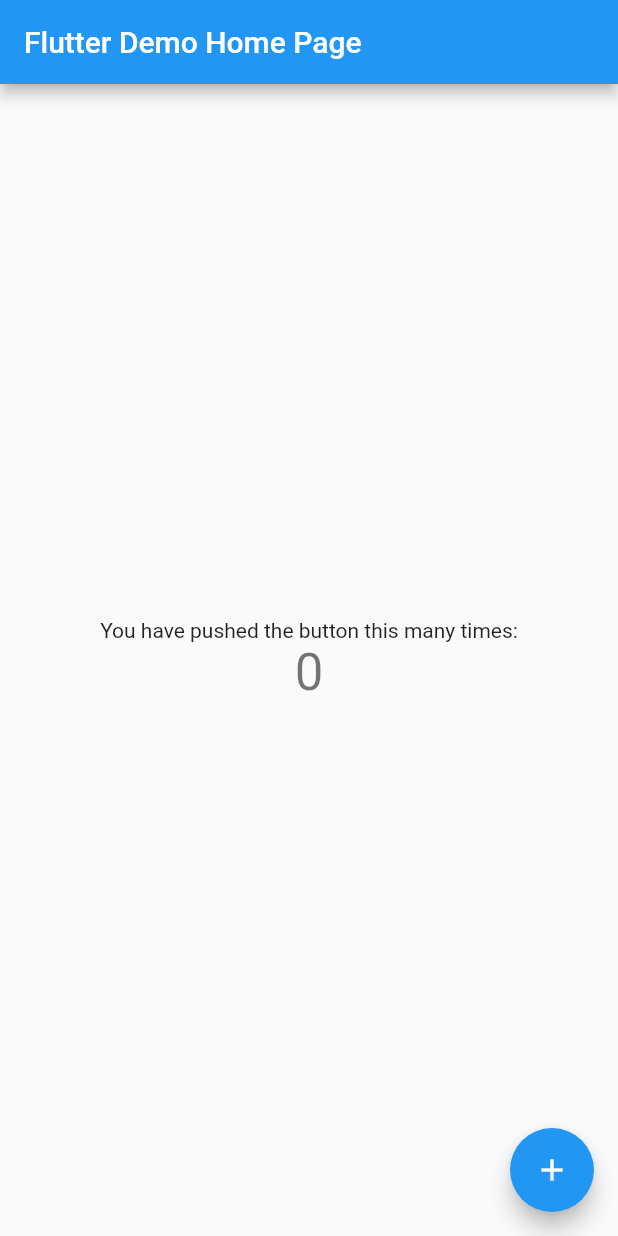
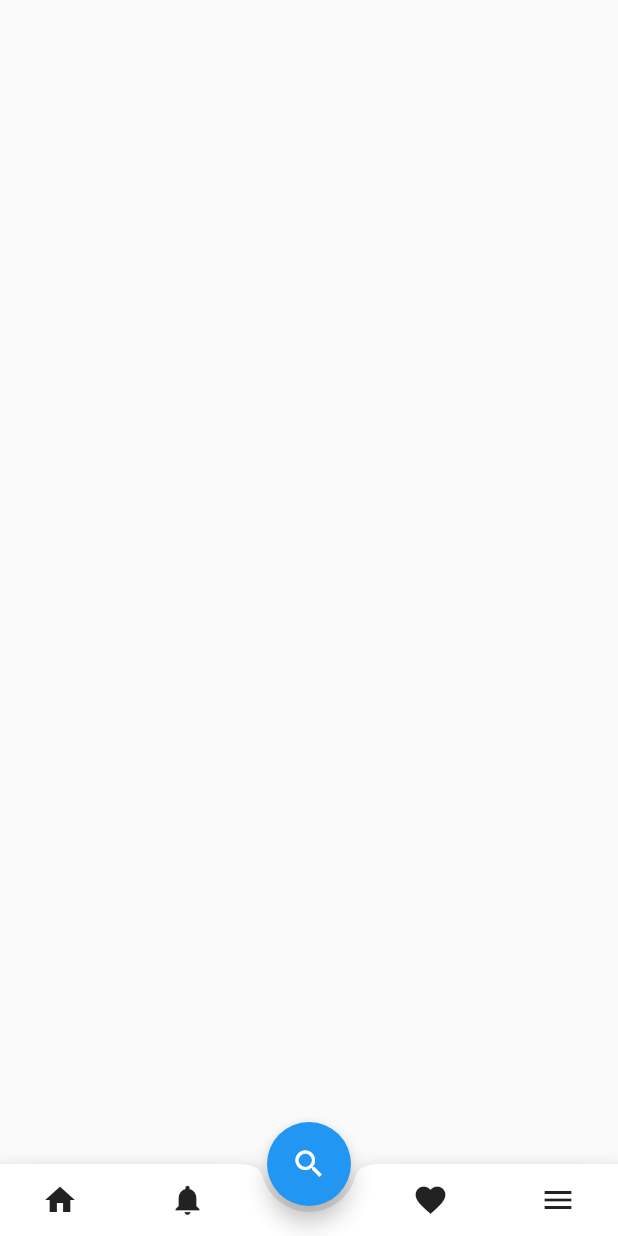
Before and after one commit to 7nohe/flutter_cat_app, a Flutter app: the screen it shows after launch, on a phone screen of 412 x 824 dp. Run offline on Flutter 3.47's test engine with Material 2 defaults, Android fonts, the phone set to English and light mode, and no system bars.

Commit message:
add bottom tabs

```diff
--- a/lib/main.dart
+++ b/lib/main.dart
@@ -7,21 +7,11 @@
 class MyApp extends StatelessWidget {
   const MyApp({Key? key}) : super(key: key);
 
-  // This widget is the root of your application.
   @override
   Widget build(BuildContext context) {
     return MaterialApp(
       title: 'Flutter Demo',
       theme: ThemeData(
-        // This is the theme of your application.
-        //
-        // Try running your application with "flutter run". You'll see the
-        // application has a blue toolbar. Then, without quitting the app, try
-        // changing the primarySwatch below to Colors.green and then invoke
-        // "hot reload" (press "r" in the console where you ran "flutter run",
-        // or simply save your changes to "hot reload" in a Flutter IDE).
-        // Notice that the counter didn't reset back to zero; the application
-        // is not restarted.
         primarySwatch: Colors.blue,
       ),
       home: const MyHomePage(title: 'Flutter Demo Home Page'),
@@ -31,16 +21,6 @@
 
 class MyHomePage extends StatefulWidget {
   const MyHomePage({Key? key, required this.title}) : super(key: key);
-
-  // This widget is the home page of your application. It is stateful, meaning
-  // that it has a State object (defined below) that contains fields that affect
-  // how it looks.
-
-  // This class is the configuration for the state. It holds the values (in this
-  // case the title) provided by the parent (in this case the App widget) and
-  // used by the build method of the State. Fields in a Widget subclass are
-  // always marked "final".
-
   final String title;
 
   @override
@@ -48,68 +28,49 @@
 }
 
 class _MyHomePageState extends State<MyHomePage> {
-  int _counter = 0;
-
-  void _incrementCounter() {
-    setState(() {
-      // This call to setState tells the Flutter framework that something has
-      // changed in this State, which causes it to rerun the build method below
-      // so that the display can reflect the updated values. If we changed
-      // _counter without calling setState(), then the build method would not be
-      // called again, and so nothing would appear to happen.
-      _counter++;
-    });
-  }
-
   @override
   Widget build(BuildContext context) {
-    // This method is rerun every time setState is called, for instance as done
-    // by the _incrementCounter method above.
-    //
-    // The Flutter framework has been optimized to make rerunning build methods
-    // fast, so that you can just rebuild anything that needs updating rather
-    // than having to individually change instances of widgets.
     return Scaffold(
-      appBar: AppBar(
-        // Here we take the value from the MyHomePage object that was created by
-        // the App.build method, and use it to set our appbar title.
-        title: Text(widget.title),
+      body: SafeArea(
+        child: Container(),
+        bottom: false,
       ),
-      body: Center(
-        // Center is a layout widget. It takes a single child and positions it
-        // in the middle of the parent.
-        child: Column(
-          // Column is also a layout widget. It takes a list of children and
-          // arranges them vertically. By default, it sizes itself to fit its
-          // children horizontally, and tries to be as tall as its parent.
-          //
-          // Invoke "debug painting" (press "p" in the console, choose the
-          // "Toggle Debug Paint" action from the Flutter Inspector in Android
-          // Studio, or the "Toggle Debug Paint" command in Visual Studio Code)
-          // to see the wireframe for each widget.
-          //
-          // Column has various properties to control how it sizes itself and
-          // how it positions its children. Here we use mainAxisAlignment to
-          // center the children vertically; the main axis here is the vertical
-          // axis because Columns are vertical (the cross axis would be
-          // horizontal).
-          mainAxisAlignment: MainAxisAlignment.center,
-          children: <Widget>[
-            const Text(
-              'You have pushed the button this many times:',
-            ),
-            Text(
-              '$_counter',
-              style: Theme.of(context).textTheme.headline4,
-            ),
-          ],
+      extendBody: true,
+      floatingActionButton: const FloatingActionButton(
+        onPressed: null,
+        child: Icon(Icons.search),
+      ),
+      floatingActionButtonLocation: FloatingActionButtonLocation.centerDocked,
+      bottomNavigationBar: BottomAppBar(
+        shape: const CircularNotchedRectangle(),
+        notchMargin: 4,
+        clipBehavior: Clip.antiAliasWithSaveLayer,
+        child: Padding(
+          padding: const EdgeInsets.only(left: 16, right: 16),
+          child: Row(
+            mainAxisAlignment: MainAxisAlignment.spaceBetween,
+            children: [
+              IconButton(
+                icon: const Icon(Icons.home),
+                onPressed: () {},
+              ),
+              IconButton(
+                icon: const Icon(Icons.notifications),
+                onPressed: () {},
+              ),
+              const SizedBox(width: 40),
+              IconButton(
+                icon: const Icon(Icons.favorite),
+                onPressed: () {},
+              ),
+              IconButton(
+                icon: const Icon(Icons.menu),
+                onPressed: () {},
+              ),
+            ],
+          ),
         ),
       ),
-      floatingActionButton: FloatingActionButton(
-        onPressed: _incrementCounter,
-        tooltip: 'Increment',
-        child: const Icon(Icons.add),
-      ), // This trailing comma makes auto-formatting nicer for build methods.
     );
   }
 }
```
